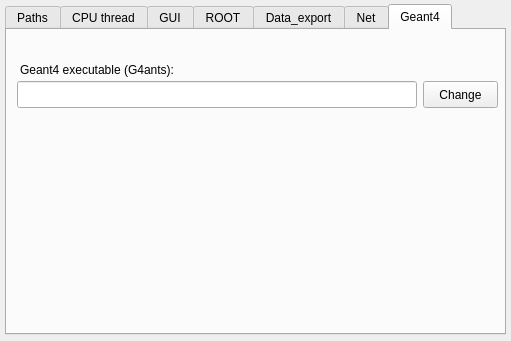
This is src/gui/globalsettingswindowclass.ui in andrmor/ANTS2 as Qt 5 draws it before an edit. The edited form follows.
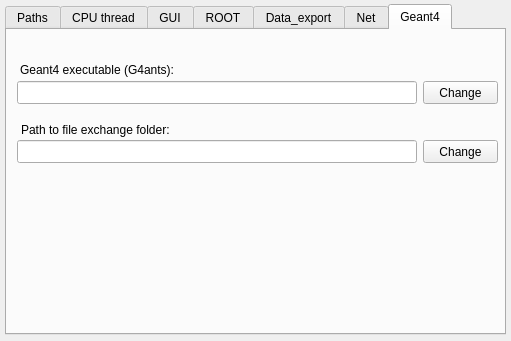
This is the edited form. The open tabs and pages were chosen to show the change.

```diff
--- a/src/gui/globalsettingswindowclass.ui
+++ b/src/gui/globalsettingswindowclass.ui
@@ -1148,7 +1148,7 @@
         <x>10</x>
         <y>51</y>
         <width>400</width>
-        <height>27</height>
+        <height>23</height>
        </rect>
       </property>
      </widget>
@@ -1171,7 +1171,43 @@
         <x>416</x>
         <y>51</y>
         <width>75</width>
-        <height>27</height>
+        <height>23</height>
+       </rect>
+      </property>
+      <property name="text">
+       <string>Change</string>
+      </property>
+     </widget>
+     <widget class="QLabel" name="label_7">
+      <property name="geometry">
+       <rect>
+        <x>14</x>
+        <y>91</y>
+        <width>302</width>
+        <height>17</height>
+       </rect>
+      </property>
+      <property name="text">
+       <string>Path to file exchange folder:</string>
+      </property>
+     </widget>
+     <widget class="QLineEdit" name="leGeant4ExchangeFolder">
+      <property name="geometry">
+       <rect>
+        <x>10</x>
+        <y>110</y>
+        <width>400</width>
+        <height>23</height>
+       </rect>
+      </property>
+     </widget>
+     <widget class="QPushButton" name="pbGeant4ExchangeFolder">
+      <property name="geometry">
+       <rect>
+        <x>416</x>
+        <y>110</y>
+        <width>75</width>
+        <height>23</height>
        </rect>
       </property>
       <property name="text">
```
Left out of the diff: 2 changed lines with no effect on the pictures.
